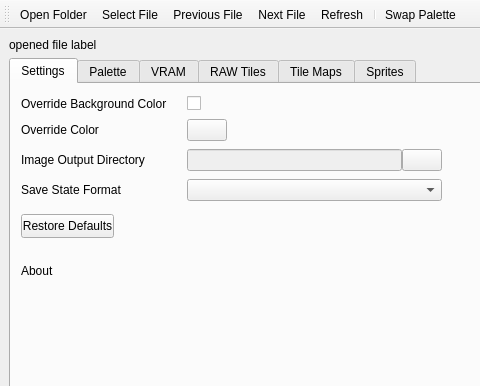
First picture: the form in qt/mainwindow.ui, repository Lupinzar/gssex, before the edit; both pictures show x 0 to 480 and y 0 to 386 of the 640 by 480 pixel window.
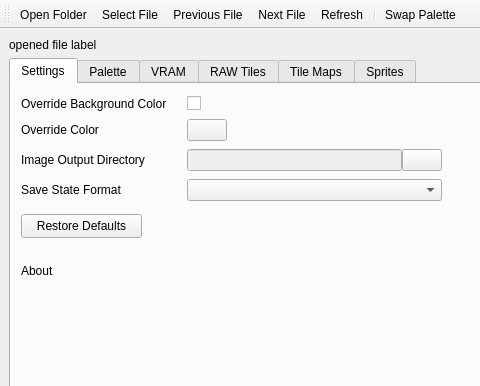
Second picture: the form after the edit. Icons and pictures are not drawn. Custom widgets are drawn as their Qt base class.

Commit message: Button fix (linux) (again)

```diff
--- a/qt/mainwindow.ui
+++ b/qt/mainwindow.ui
@@ -145,7 +145,7 @@
          <rect>
           <x>10</x>
           <y>130</y>
-          <width>93</width>
+          <width>121</width>
           <height>24</height>
          </rect>
         </property>
```
